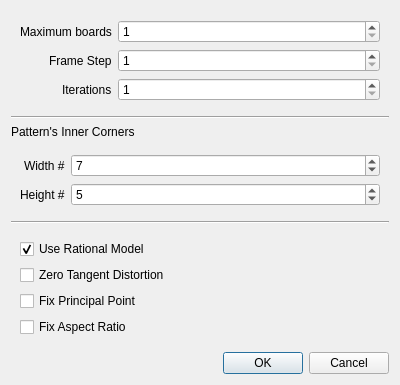
This is application/ui/calibrationdialog.ui in BioFoV/BioFoV as Qt 5 draws it before an edit. The edited form follows.
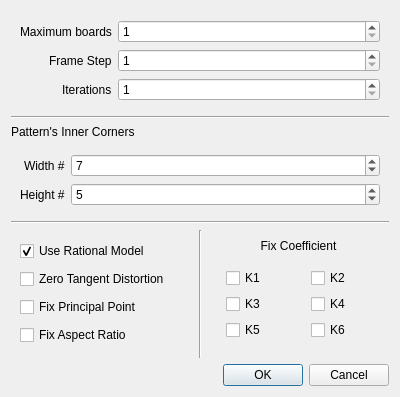
This is the edited form.

Commit message: Ability to fix distortion coefs from the UI.

Patch:
```diff
--- a/application/ui/calibrationdialog.ui
+++ b/application/ui/calibrationdialog.ui
@@ -142,6 +142,21 @@
     </widget>
    </item>
    <item>
+    <widget class="QWidget" name="widget_4" native="true">
+     <layout class="QHBoxLayout" name="horizontalLayout">
+      <property name="leftMargin">
+       <number>0</number>
+      </property>
+      <property name="topMargin">
+       <number>0</number>
+      </property>
+      <property name="rightMargin">
+       <number>0</number>
+      </property>
+      <property name="bottomMargin">
+       <number>0</number>
+      </property>
+      <item>
     <widget class="QWidget" name="widget_3" native="true">
      <layout class="QVBoxLayout" name="verticalLayout_2">
       <item>
@@ -173,6 +188,104 @@
         <property name="text">
          <string>Fix Aspect Ratio</string>
         </property>
+          </widget>
+         </item>
+        </layout>
+       </widget>
+      </item>
+      <item>
+       <widget class="Line" name="line_3">
+        <property name="orientation">
+         <enum>Qt::Vertical</enum>
+        </property>
+       </widget>
+      </item>
+      <item>
+       <widget class="QWidget" name="widget_8" native="true">
+        <layout class="QVBoxLayout" name="verticalLayout_5">
+         <item>
+          <widget class="QLabel" name="label">
+           <property name="text">
+            <string>Fix Coefficient</string>
+           </property>
+           <property name="alignment">
+            <set>Qt::AlignCenter</set>
+           </property>
+          </widget>
+         </item>
+         <item>
+          <widget class="QWidget" name="widget_5" native="true">
+           <layout class="QHBoxLayout" name="horizontalLayout_2">
+            <property name="leftMargin">
+             <number>0</number>
+            </property>
+            <property name="topMargin">
+             <number>0</number>
+            </property>
+            <property name="rightMargin">
+             <number>0</number>
+            </property>
+            <property name="bottomMargin">
+             <number>0</number>
+            </property>
+            <item>
+             <widget class="QWidget" name="widget_7" native="true">
+              <layout class="QVBoxLayout" name="verticalLayout_3">
+               <item>
+                <widget class="QCheckBox" name="k1">
+                 <property name="text">
+                  <string>K1</string>
+                 </property>
+                </widget>
+               </item>
+               <item>
+                <widget class="QCheckBox" name="k3">
+                 <property name="text">
+                  <string>K3</string>
+                 </property>
+                </widget>
+               </item>
+               <item>
+                <widget class="QCheckBox" name="k5">
+                 <property name="text">
+                  <string>K5</string>
+                 </property>
+                </widget>
+               </item>
+              </layout>
+             </widget>
+            </item>
+            <item>
+             <widget class="QWidget" name="widget_6" native="true">
+              <layout class="QVBoxLayout" name="verticalLayout_4">
+               <item>
+                <widget class="QCheckBox" name="k2">
+                 <property name="text">
+                  <string>K2</string>
+                 </property>
+                </widget>
+               </item>
+               <item>
+                <widget class="QCheckBox" name="k4">
+                 <property name="text">
+                  <string>K4</string>
+                 </property>
+                </widget>
+               </item>
+               <item>
+                <widget class="QCheckBox" name="k6">
+                 <property name="text">
+                  <string>K6</string>
+                 </property>
+                </widget>
+               </item>
+              </layout>
+             </widget>
+            </item>
+           </layout>
+          </widget>
+         </item>
+        </layout>
        </widget>
       </item>
      </layout>
```
Lines whose indentation alone changed are shown as unchanged. The commit also changes 1 other file.
